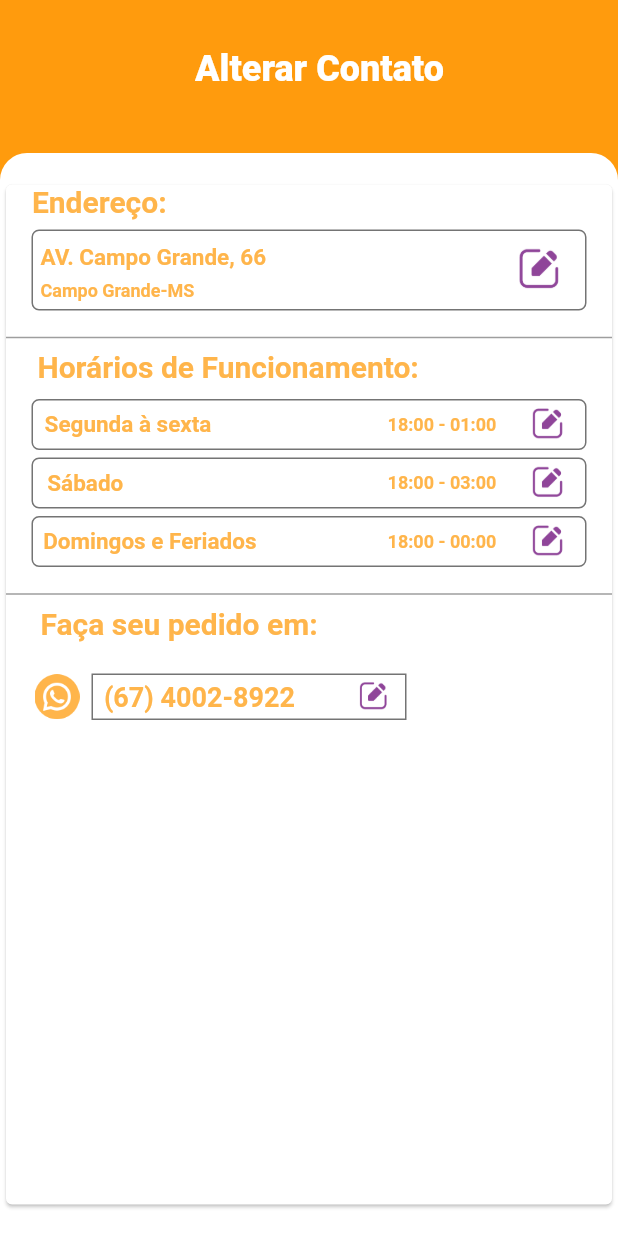
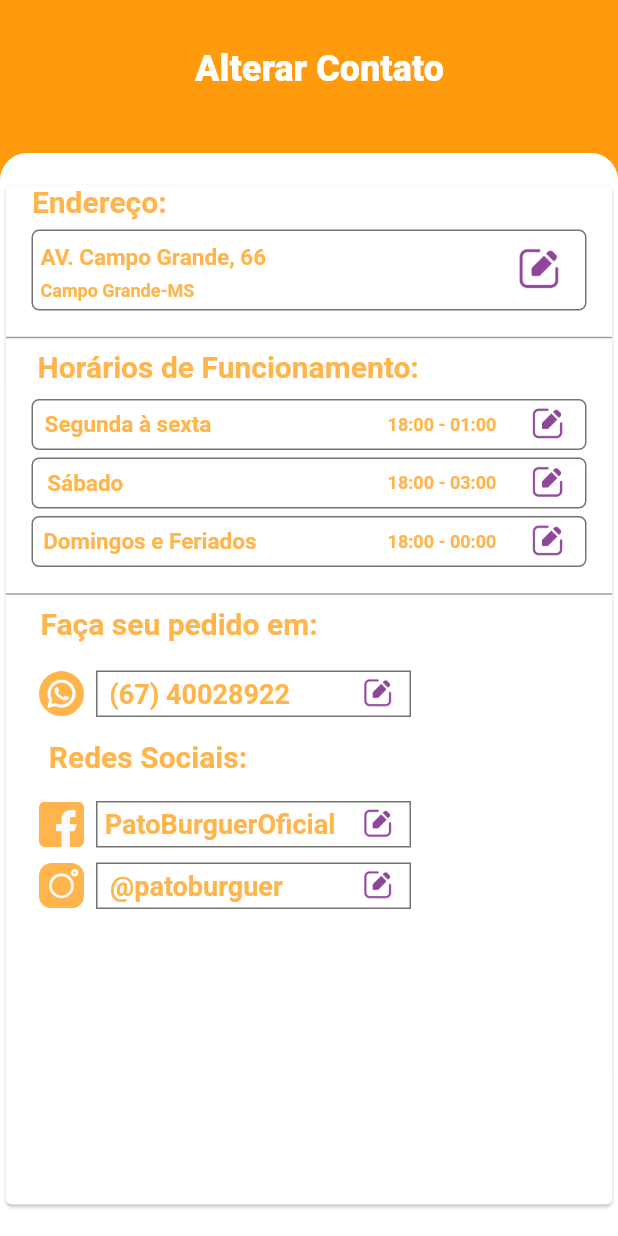
Before and after one commit to Kelvisck/PatoBurguer, a Flutter app: the screen it shows after launch, on a phone screen of 412 x 824 dp. Run offline on Flutter 3.47's test engine with Material 2 defaults, Android fonts, the light colour scheme and no system bars; our stand-ins replace firebase_auth, firebase_core, google_sign_in; accounts and stored records are empty.

Commit message:
feat: ultimos campos adicionados

```diff
--- a/lib/alterarCardapio.dart
+++ b/lib/alterarCardapio.dart
@@ -124,67 +124,27 @@ class AlterarCardapio extends StatelessWidget {
                                 child: titulosApp('Faça seu pedido em:'),
                               ),
                               SizedBox(
-                                height: 22,
+                                height: 20,
                               ),
-                              Padding(
-                                padding: const EdgeInsets.only(left: 19),
-                                child: Stack(
-                                  children: [
-                                    Container(
-                                      child: Row(
-                                        children: [
-                                          Align(
-                                            alignment: Alignment(-0.29, 0.9),
-                                            child: Image.asset(
-                                              'lib/assets/recursos/whatsapp.png',
-                                              height: 30,
-                                            ),
-                                          ),
-                                          SizedBox(
-                                            width: 8,
-                                          ),
-                                          Align(
-                                            alignment: Alignment(-0.60, 0.2),
-                                            child: Container(
-                                              height: 31,
-                                              width: 210,
-                                              decoration: BoxDecoration(
-                                                border: Border.all(
-                                                  color: Constantes.CorBorda,
-                                                  width: 1.0,
-                                                ),
-                                              ),
-                                              child: Stack(
-                                                children: [
-                                                  Align(
-                                                    child: Text(
-                                                      '(67) 4002-8922',
-                                                      style: TextStyle(
-                                                          fontFamily: 'Roboto',
-                                                          color: Constantes
-                                                              .CorTexto1,
-                                                          fontWeight:
-                                                              FontWeight.w600,
-                                                          fontSize: 18),
-                                                    ),
-                                                    alignment:
-                                                        Alignment(-0.82, 0.0),
-                                                  ),
-                                                  Align(
-                                                    alignment: Alignment(1, 1),
-                                                    child: Image.asset(
-                                                        'lib/assets/recursos/editar.png'),
-                                                  )
-                                                ],
-                                              ),
-                                            ),
-                                          )
-                                        ],
-                                      ),
-                                    )
-                                  ],
-                                ),
-                              )
+                              redesSociais('lib/assets/recursos/whatsapp.png',
+                                  '(67) 40028922'),
+                              SizedBox(
+                                height: 15,
+                              ),
+                              Align(
+                                alignment: Alignment(-0.79, -0.5),
+                                child: titulosApp('Redes Sociais:'),
+                              ),
+                              SizedBox(
+                                height: 18,
+                              ),
+                              redesSociais('lib/assets/recursos/facebook.png',
+                                  'PatoBurguerOficial'),
+                              SizedBox(
+                                height: 10,
+                              ),
+                              redesSociais('lib/assets/recursos/instagram.png',
+                                  '@patoburguer')
                             ],
                           ),
                         )
--- a/lib/assets/widgetsFunctions.dart
+++ b/lib/assets/widgetsFunctions.dart
@@ -58,3 +58,61 @@ Widget linhaCinza() {
     endIndent: 0,
   );
 }
+
+Widget redesSociais(String icon, String texto) {
+  return Padding(
+    padding: const EdgeInsets.only(left: 22),
+    child: Stack(
+      children: [
+        Container(
+          child: Row(
+            children: [
+              Align(
+                alignment: Alignment(-0.29, 0.9),
+                child: Image.asset(
+                  icon,
+                  height: 30,
+                ),
+              ),
+              SizedBox(
+                width: 8,
+              ),
+              Align(
+                alignment: Alignment(-0.60, 0.2),
+                child: Container(
+                  height: 31,
+                  width: 210,
+                  decoration: BoxDecoration(
+                    border: Border.all(
+                      color: Constantes.CorBorda,
+                      width: 1.0,
+                    ),
+                  ),
+                  child: Stack(
+                    children: [
+                      Align(
+                        child: Text(
+                          texto,
+                          style: TextStyle(
+                              fontFamily: 'Roboto',
+                              color: Constantes.CorTexto1,
+                              fontWeight: FontWeight.w600,
+                              fontSize: 18),
+                        ),
+                        alignment: Alignment(-0.82, 0.0),
+                      ),
+                      Align(
+                        alignment: Alignment(1, 1),
+                        child: Image.asset('lib/assets/recursos/editar.png'),
+                      ),
+                    ],
+                  ),
+                ),
+              )
+            ],
+          ),
+        )
+      ],
+    ),
+  );
+}
--- a/pubspec.yaml
+++ b/pubspec.yaml
@@ -64,6 +64,10 @@ flutter:
     - lib/assets/recursos/contato.png
     - lib/assets/recursos/whatsapp.png
     - lib/assets/recursos/whatsapp.ico
+    - lib/assets/recursos/facebook.png
+    - lib/assets/recursos/instagram.png
+
+
 
 
 
```
Also changed, not shown: lib/assets/recursos/facebook.png (added), lib/assets/recursos/facebook2.png (added), lib/assets/recursos/instagram.png (added).
